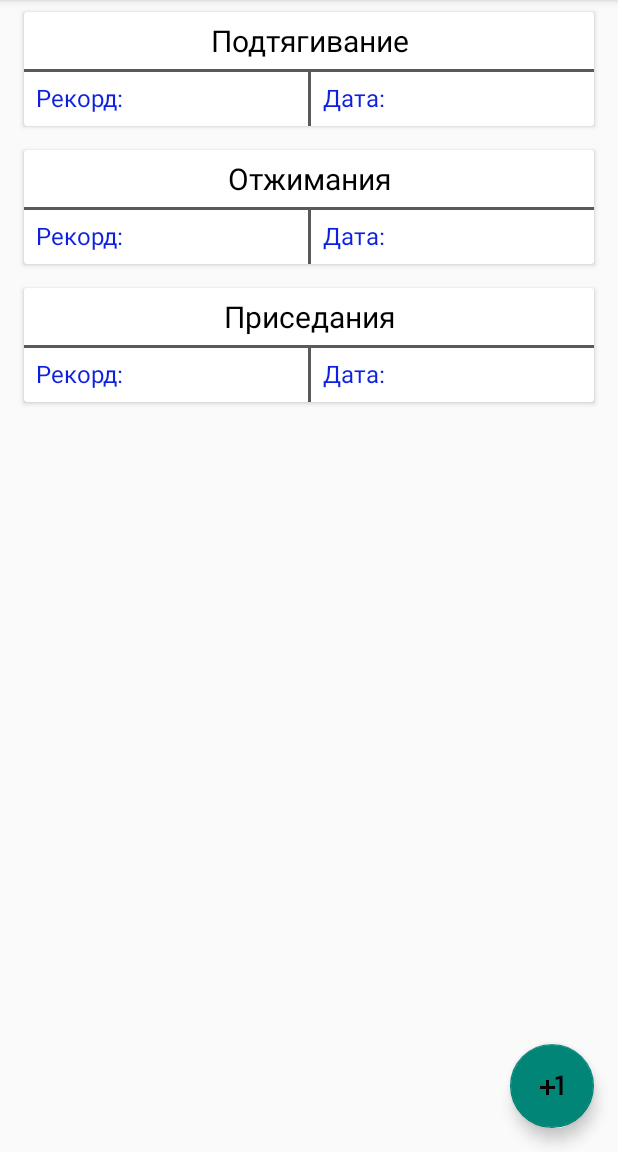
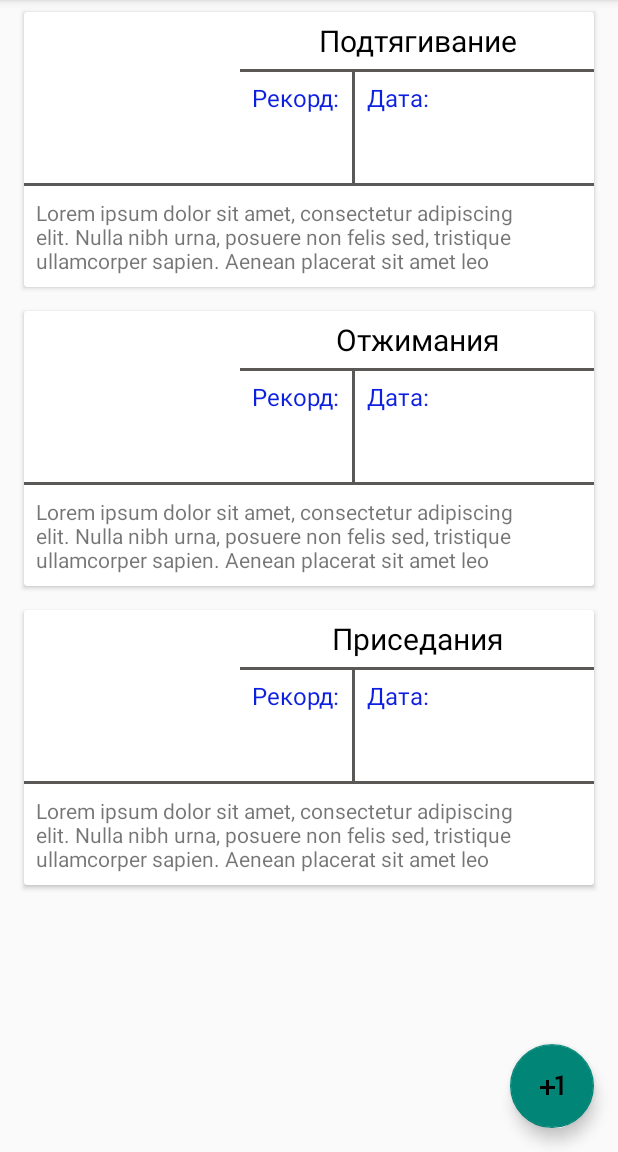
Before and after one commit to Violine/GB_Workout, an Android app: the screen it shows after launch (WorkoutListActivity), on a phone screen of 412 x 824 dp, the part 84-1236 px from its top. Run offline under Robolectric (Android 15) with nearby library versions, the phone set to English and light mode, and no system bars; our stand-ins replace Picasso; pictures from the network do not load.

Commit message:
Работа над базой данных

```diff
--- a/app/build.gradle
+++ b/app/build.gradle
@@ -28,4 +28,5 @@ dependencies {
     androidTestImplementation 'com.android.support.test.espresso:espresso-core:3.0.1'
     implementation 'com.android.support:recyclerview-v7:27.0.2'
     implementation 'com.android.support:design:27.0.2'
+    implementation 'com.squareup.picasso:picasso:2.71828'
 }
--- a/app/src/main/java/com/vdovenkov/alexander/workout/RecyclerViewAdapter.java
+++ b/app/src/main/java/com/vdovenkov/alexander/workout/RecyclerViewAdapter.java
@@ -10,8 +10,10 @@ import android.support.v7.widget.RecyclerView;
 import android.view.LayoutInflater;
 import android.view.View;
 import android.view.ViewGroup;
+import android.widget.ImageView;
 import android.widget.TextView;
-import android.widget.Toast;
+
+import com.squareup.picasso.Picasso;
 
 import java.util.List;
 
@@ -49,9 +51,10 @@ public class RecyclerViewAdapter extends RecyclerView.Adapter<RecyclerViewAdapte
 //            recordDBTest = cursor.getString(recordColumnIndex);
 //            holder.exerciseRecord.setText(recordDBTest);
 //        }
-//TODO Довести до ума механизм сохранения в базу данныъ
+//TODO Довести до ума механизм сохранения в базу данныx
         final String exerciseText = exercises.get(position).getExerciseName();
         holder.exerciseName.setText(exerciseText);
+        // Picasso.get().load("http://i.imgur.com/DvpvklR.png").into(holder.exerciseImage);
         holder.itemView.setOnClickListener(new View.OnClickListener() {
             @Override
             public void onClick(View v) {
@@ -85,12 +88,14 @@ public class RecyclerViewAdapter extends RecyclerView.Adapter<RecyclerViewAdapte
         CardView exerciseCard;
         TextView exerciseName;
         TextView exerciseRecord;
+        ImageView exerciseImage;
 
         ExerciseViewHolder(View itemView) {
             super(itemView);
             exerciseCard = itemView.findViewById(R.id.exercise_cardview);
             exerciseName = itemView.findViewById(R.id.exercise_name);
             exerciseRecord = itemView.findViewById(R.id.workout_detail_record_label_cardview);
+            exerciseImage = itemView.findViewById(R.id.exercise_card_image);
         }
     }
 }
--- a/app/src/main/java/com/vdovenkov/alexander/workout/WorkoutDB.java
+++ b/app/src/main/java/com/vdovenkov/alexander/workout/WorkoutDB.java
@@ -7,6 +7,7 @@ import android.provider.BaseColumns;
 import android.util.Log;
 
 public class WorkoutDB extends SQLiteOpenHelper implements BaseColumns {
+    Context context;
     private static final String DATABASE_NAME = "workout_database.db";
     private static final int VERSION = 1;
     protected static final String WORKOUT_NAME = "workoutname";
@@ -28,7 +29,7 @@ public class WorkoutDB extends SQLiteOpenHelper implements BaseColumns {
 
     @Override
     public void onUpgrade(SQLiteDatabase db, int oldVersion, int newVersion) {
-        Log.w("LOF_TAG", "Обновление базы данных до версии:" + newVersion);
+        Log.w("LOF_TAG", context.getString(R.string.database_update_message) + newVersion);
         db.execSQL(SQL_DELETE_ENTRIES);
         onCreate(db);
     }
--- a/app/src/main/java/com/vdovenkov/alexander/workout/WorkoutListActivity.java
+++ b/app/src/main/java/com/vdovenkov/alexander/workout/WorkoutListActivity.java
@@ -11,9 +11,6 @@ import android.support.v7.widget.RecyclerView;
 import android.support.v7.widget.Toolbar;
 import android.view.MenuItem;
 import android.view.View;
-import android.widget.Toast;
-
-import java.util.ArrayList;
 import java.util.List;
 
 
@@ -77,6 +74,7 @@ public class WorkoutListActivity extends AppCompatActivity {
         recView.setLayoutManager(linearLayoutManager);
         RecyclerViewAdapter adapter = new RecyclerViewAdapter(exercises);
         recView.setAdapter(adapter);
+
     }
 
 }
--- a/app/src/main/res/layout/exercise_card.xml
+++ b/app/src/main/res/layout/exercise_card.xml
@@ -1,25 +1,47 @@
 <android.support.v7.widget.CardView xmlns:android="http://schemas.android.com/apk/res/android"
+    xmlns:tools="http://schemas.android.com/tools"
     android:id="@+id/exercise_cardview"
     android:layout_width="match_parent"
     android:layout_height="wrap_content"
+    android:layout_marginHorizontal="16dp"
     android:layout_marginVertical="8dp"
-    android:layout_marginHorizontal="16dp"
-    android:elevation="4dp"
-    android:background="@color/cardview_light_background">
+    android:background="@color/cardview_light_background"
+    android:elevation="4dp">
+
+    <LinearLayout
+        android:layout_width="match_parent"
+        android:layout_height="wrap_content"
+        android:orientation="vertical">
+
+        <LinearLayout
+            android:layout_width="match_parent"
+            android:layout_height="wrap_content"
+            android:orientation="horizontal">
+
+            <ImageView
+                android:id="@+id/exercise_card_image"
+                android:layout_width="15dp"
+                android:layout_height="match_parent"
+                android:layout_margin="5dp"
+                android:layout_weight="1" />
 
             <RelativeLayout
-        android:layout_width="match_parent"
-        android:layout_height="wrap_content">
+                android:layout_width="0dp"
+                android:layout_height="wrap_content"
+                android:layout_weight="2">
 
                 <TextView
                     android:id="@+id/exercise_name"
                     android:layout_width="match_parent"
                     android:layout_height="wrap_content"
-            android:textSize="20sp"
+                    android:layout_alignParentStart="true"
+                    android:layout_alignParentTop="true"
+                    android:padding="5dp"
+                    android:text="@string/exercise_name_cardview"
                     android:textAlignment="center"
-            android:padding="5dp"
                     android:textColor="#000000"
-            android:text="@string/exercise_name_cardview" />
+                    android:textSize="20sp" />
+
                 <View
                     android:layout_width="match_parent"
                     android:layout_height="2dp"
@@ -32,29 +54,72 @@
                     android:layout_below="@id/exercise_name"
                     android:orientation="horizontal">
 
+                    <LinearLayout
+                        android:layout_width="wrap_content"
+                        android:layout_height="wrap_content"
+                        android:orientation="vertical">
+
+                        <TextView
+                            android:layout_width="match_parent"
+                            android:layout_height="wrap_content"
+                            android:padding="8dp"
+                            android:text="@string/record_label"
+                            android:textColor="#0d1fdf"
+                            android:textSize="16sp" />
+
                         <TextView
                             android:id="@+id/workout_detail_record_label_cardview"
                             android:layout_width="match_parent"
                             android:layout_height="wrap_content"
-                android:layout_weight="1"
                             android:padding="8dp"
+                            android:text=""
                             android:textColor="#0d1fdf"
-                android:text="@string/record_label"
                             android:textSize="16sp" />
+
+                    </LinearLayout>
+
                     <View
                         android:layout_width="2dp"
                         android:layout_height="match_parent"
-                android:background="#5b5858"/>
+                        android:background="#5b5858" />
+
+                    <LinearLayout
+                        android:layout_width="match_parent"
+                        android:layout_height="wrap_content"
+                        android:layout_weight="1"
+                        android:orientation="vertical">
 
                         <TextView
                             android:layout_width="match_parent"
                             android:layout_height="wrap_content"
+                            android:padding="8dp"
+                            android:text="@string/date_label"
+                            android:textColor="#0d1fdf"
+                            android:textSize="16sp" />
+
+                        <TextView
                             android:id="@+id/workout_detail_date_label_cardview"
-                android:layout_weight="1"
-                android:textSize="16sp"
+                            android:layout_width="match_parent"
+                            android:layout_height="wrap_content"
                             android:padding="8dp"
+                            android:text=""
                             android:textColor="#0d1fdf"
-                android:text="@string/date_label" />
+                            android:textSize="16sp" />
+                    </LinearLayout>
                 </LinearLayout>
             </RelativeLayout>
+        </LinearLayout>
+
+        <View
+            android:layout_width="match_parent"
+            android:layout_height="2dp"
+            android:background="#5b5858" />
+
+        <TextView
+            android:layout_width="match_parent"
+            android:layout_height="wrap_content"
+            android:layout_margin="8dp"
+            android:maxLines="3"
+            android:text="@string/ipsum" />
+    </LinearLayout>
 </android.support.v7.widget.CardView>
--- a/app/src/main/res/values/strings.xml
+++ b/app/src/main/res/values/strings.xml
@@ -27,4 +27,5 @@ Praesent nunc nulla, porta eu tincidunt sed, rhoncus non tortor. Nullam at gravi
     <string name="delete_exercise_warning">Действительно удалить упражнение?</string>
     <string name="message_delete_warning">Все рекорды будут удалены</string>
     <string name="delete">Удалить</string>
+    <string name="database_update_message">Обновление базы данных до версии:</string>
 </resources>
```
Lines whose indentation alone changed are shown as unchanged.
